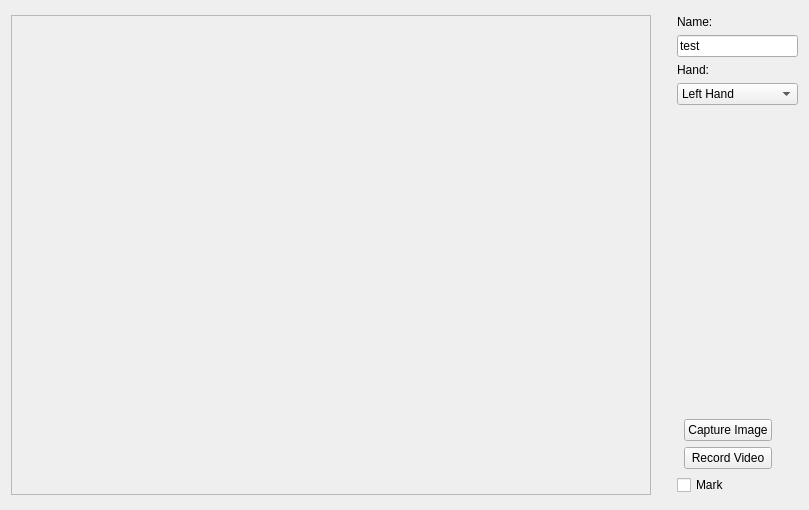
lizhih25/dks_software, file datacollector/mainwindow.ui: the form before one commit.
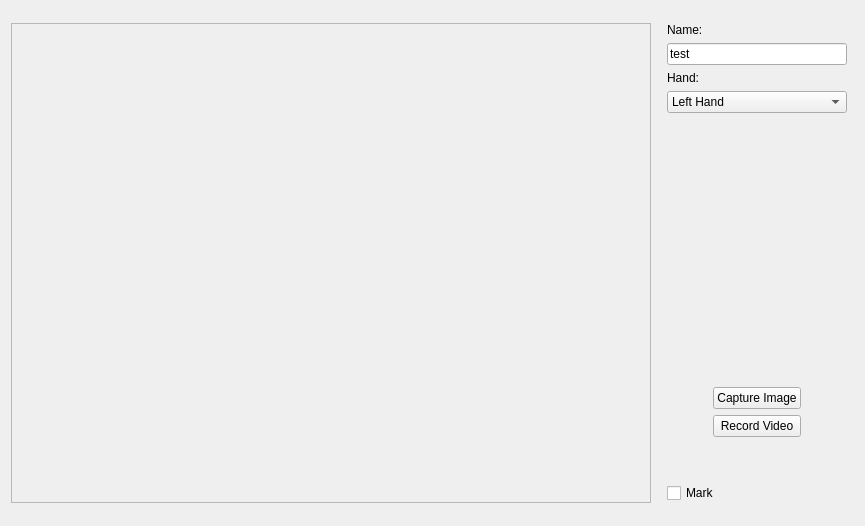
The form after the commit.

```diff
--- a/datacollector/mainwindow.ui
+++ b/datacollector/mainwindow.ui
@@ -6,8 +6,8 @@
    <rect>
     <x>0</x>
     <y>0</y>
-    <width>809</width>
-    <height>510</height>
+    <width>865</width>
+    <height>526</height>
    </rect>
   </property>
   <property name="windowTitle">
@@ -190,7 +190,7 @@
         </property>
        </spacer>
       </item>
-      <item row="8" column="0" colspan="4">
+      <item row="11" column="0" colspan="4">
        <widget class="QCheckBox" name="markCheckBox">
         <property name="text">
          <string>Mark</string>
@@ -223,6 +223,20 @@
         </property>
        </spacer>
       </item>
+      <item row="9" column="0" colspan="4">
+       <widget class="QLabel" name="labelImageCount">
+        <property name="text">
+         <string/>
+        </property>
+       </widget>
+      </item>
+      <item row="10" column="0" colspan="4">
+       <widget class="QLabel" name="labelVideoCount">
+        <property name="text">
+         <string/>
+        </property>
+       </widget>
+      </item>
      </layout>
     </item>
     <item row="2" column="0">
@@ -248,7 +262,7 @@
       </property>
       <property name="sizeHint" stdset="0">
        <size>
-        <width>20</width>
+        <width>10</width>
         <height>10</height>
        </size>
       </property>
```
